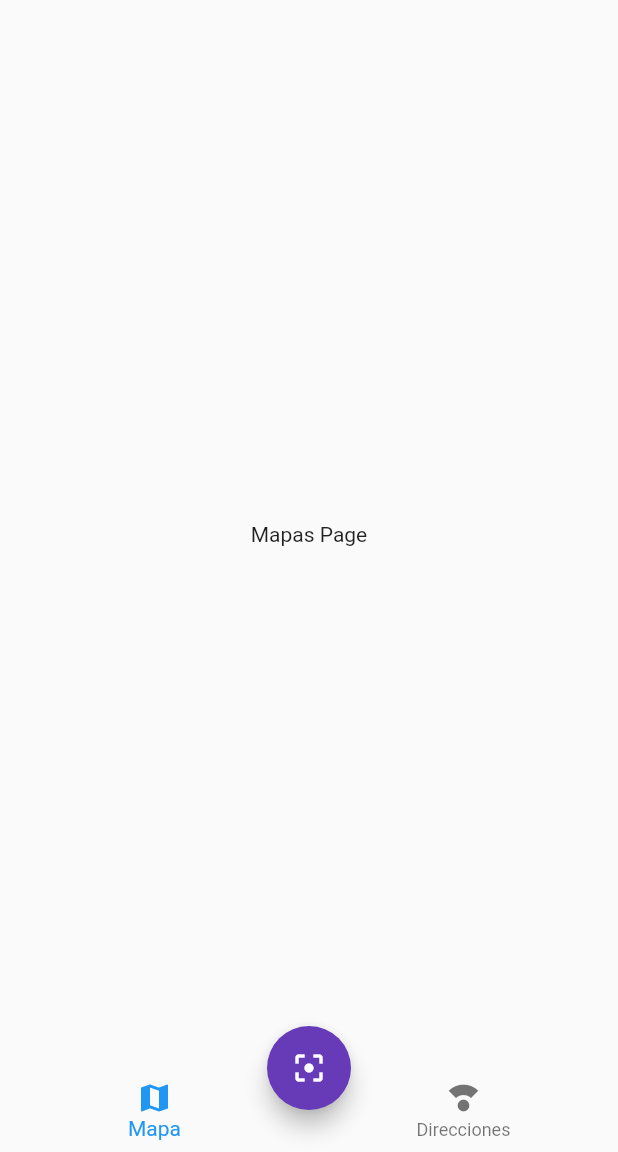
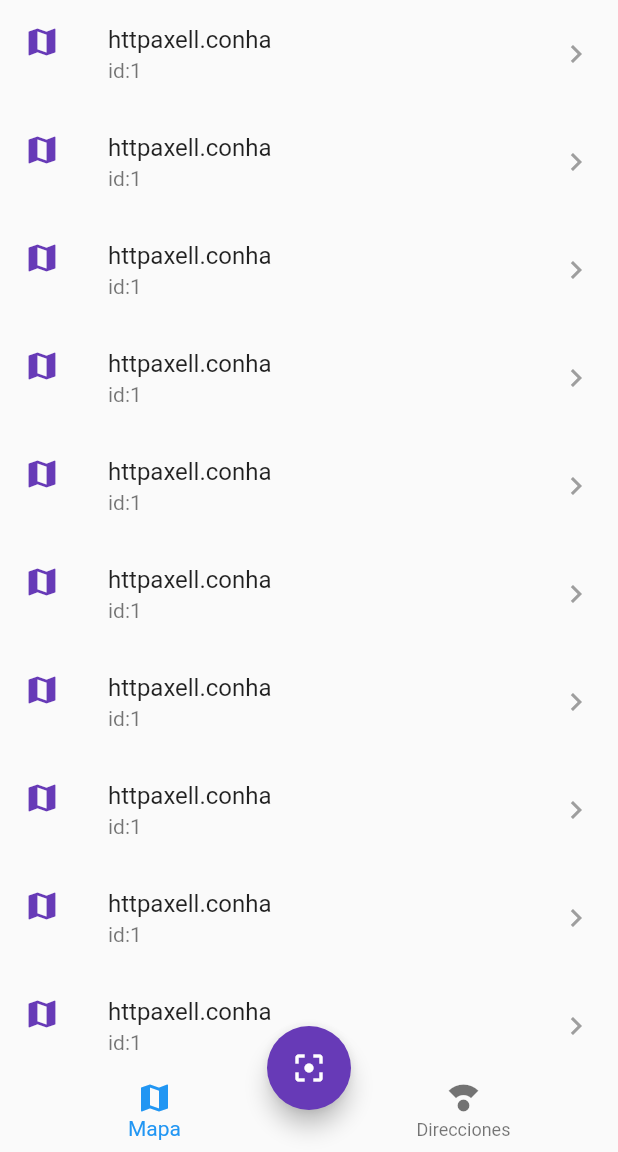
Before and after one commit to FKSAxell/qrscanner_sqlite, a Flutter app: the screen it shows after launch, on a phone screen of 412 x 824 dp, the part 84-1236 px from its top. Run offline on Flutter 3.47's test engine with Material 2 defaults, Android fonts, the phone set to English and light mode, and no system bars; our stand-ins replace sqflite; accounts and stored records are empty.

Commit message:
ListTile SOLO interfaz | 165

```diff
--- a/lib/pages/mapas_page.dart
+++ b/lib/pages/mapas_page.dart
@@ -2,8 +2,21 @@ import 'package:flutter/material.dart';
 class MapasPage extends StatelessWidget {
   @override
   Widget build(BuildContext context) {
-    return Center(
-      child: Text("Mapas Page")
+    return ListView.builder(
+      itemBuilder: (_,i){
+
+        return ListTile(
+          leading: Icon(Icons.map, color:Theme.of(context).primaryColor),
+          title: Text("httpaxell.conha"),
+          subtitle: Text("id:1"),
+          trailing: Icon(Icons.keyboard_arrow_right, color: Colors.grey,),
+          onTap: (){
+            print("Abrir algo");
+          },
+        );
+
+      },
+      itemCount: 10,
     );
   }
 }
```
